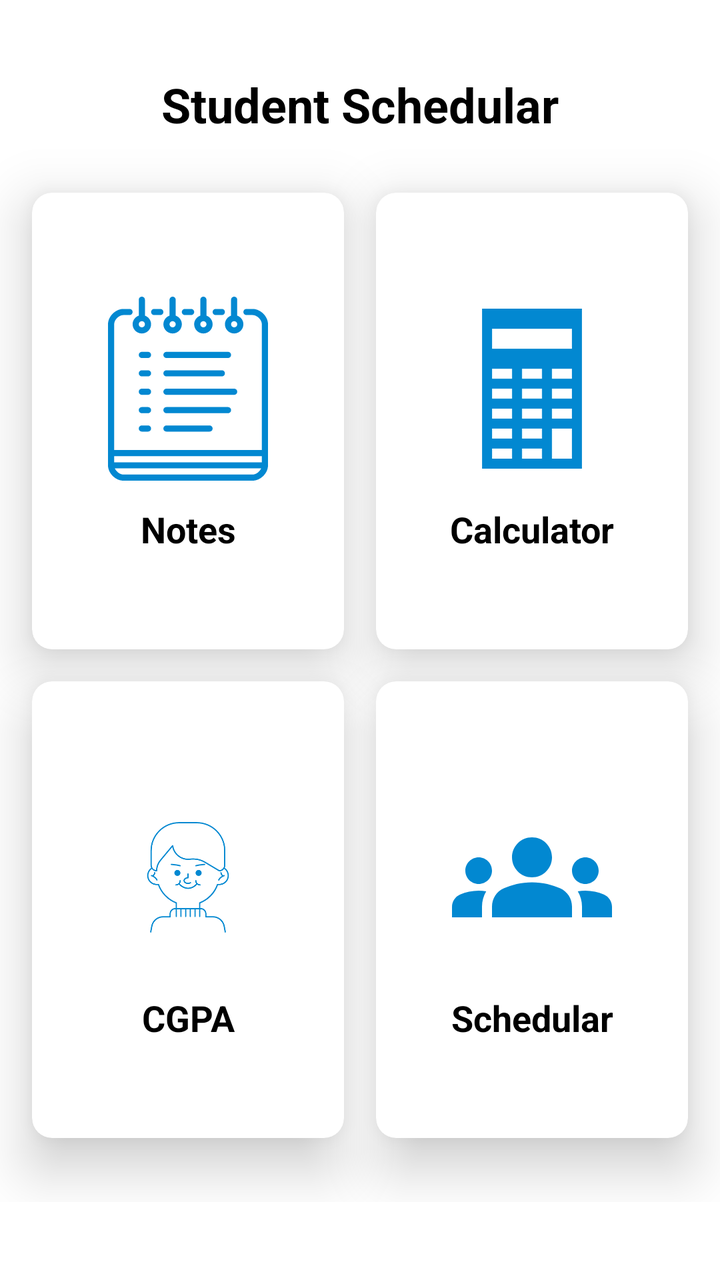
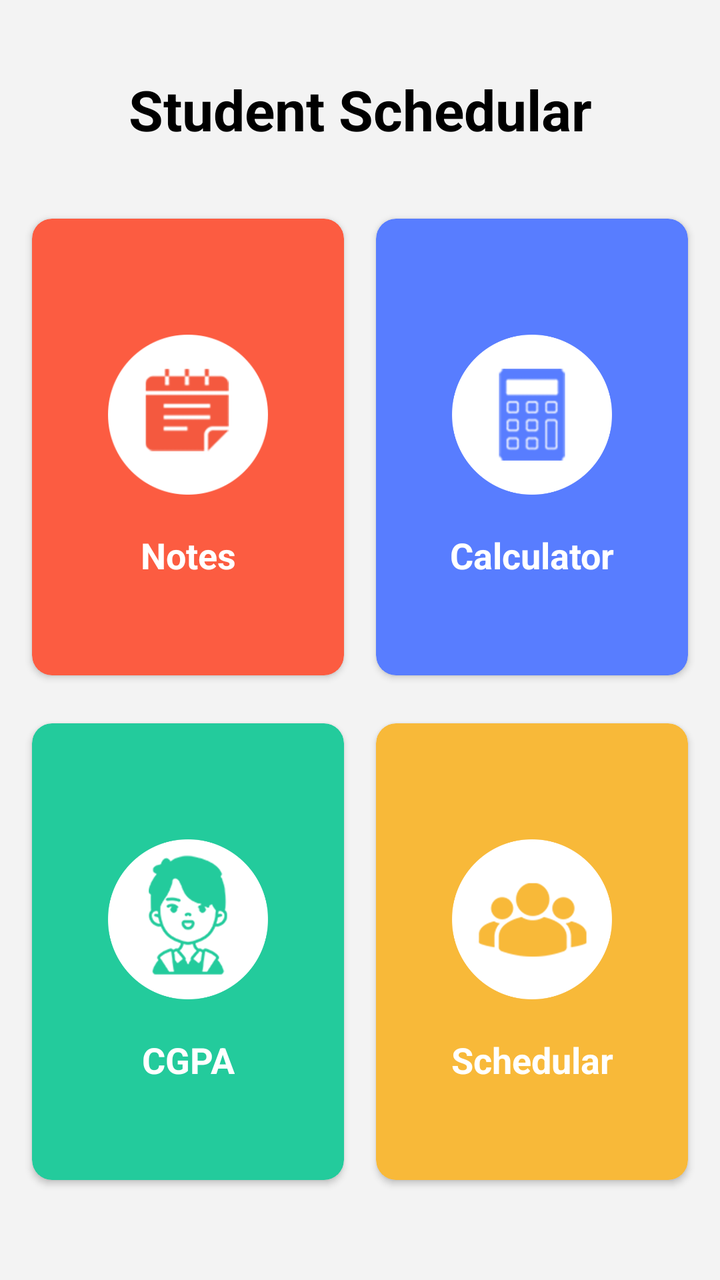

Compare the two renders of this Android layout. The source of the first and the diff that turns it into the second are given below.
<!-- AndroidManifest.xml: application theme Theme.StudyShechdular -->
<!-- res/layout/activity_home.xml -->
<?xml version="1.0" encoding="utf-8"?>
<androidx.core.widget.NestedScrollView
    xmlns:android="http://schemas.android.com/apk/res/android"
    xmlns:app="http://schemas.android.com/apk/res-auto"
    xmlns:tools="http://schemas.android.com/tools"
    android:layout_width="match_parent"
    android:layout_height="match_parent"
    tools:context=".ui.MainActivity">

<androidx.constraintlayout.widget.ConstraintLayout
    android:layout_width="match_parent"
    android:layout_height="match_parent">

    <androidx.cardview.widget.CardView
        android:id="@+id/cvNotes"
        android:layout_width="0dp"
        android:layout_height="wrap_content"
        android:layout_marginStart="16dp"
        android:layout_marginTop="16dp"
        android:layout_marginEnd="8dp"
        app:cardCornerRadius="10dp"
        app:cardElevation="16dp"
        app:layout_constraintBottom_toTopOf="@+id/cvGPA"
        app:layout_constraintEnd_toStartOf="@+id/cvCalculator"
        app:layout_constraintHorizontal_bias="0.5"
        app:layout_constraintStart_toStartOf="parent"
        app:layout_constraintTop_toBottomOf="@+id/tvName"
        app:layout_constraintVertical_bias="0.0">

        <androidx.constraintlayout.widget.ConstraintLayout
            android:layout_width="match_parent"
            android:layout_height="match_parent"
            android:padding="16dp">

            <TextView
                android:id="@+id/tvNotes"
                android:layout_width="wrap_content"
                android:layout_height="wrap_content"
                android:layout_marginTop="8dp"
                android:layout_marginBottom="32dp"
                android:text="Notes"
                android:textAlignment="center"
                android:textColor="@android:color/black"
                android:textSize="18sp"
                android:textStyle="bold"
                app:layout_constraintBottom_toBottomOf="parent"
                app:layout_constraintEnd_toEndOf="@+id/ivNotes"
                app:layout_constraintStart_toStartOf="@+id/ivNotes"
                app:layout_constraintTop_toBottomOf="@+id/ivNotes" />

            <ImageView
                android:id="@+id/ivNotes"
                android:layout_width="80dp"
                android:layout_height="100dp"
                android:layout_marginTop="32dp"
                android:tint="@color/lightBlue"
                app:layout_constraintBottom_toTopOf="@+id/tvNotes"
                app:layout_constraintEnd_toEndOf="parent"
                app:layout_constraintStart_toStartOf="parent"
                app:layout_constraintTop_toTopOf="parent"
                app:srcCompat="@drawable/ic_notes" />
        </androidx.constraintlayout.widget.ConstraintLayout>
    </androidx.cardview.widget.CardView>

    <androidx.cardview.widget.CardView
        android:id="@+id/cvCalculator"
        android:layout_width="0dp"
        android:layout_height="wrap_content"
        android:layout_marginStart="8dp"
        android:layout_marginEnd="16dp"
        app:cardCornerRadius="10dp"
        app:cardElevation="16dp"
        app:layout_constraintBottom_toBottomOf="@+id/cvNotes"
        app:layout_constraintEnd_toEndOf="parent"
        app:layout_constraintHorizontal_bias="0.5"
        app:layout_constraintStart_toEndOf="@+id/cvNotes"
        app:layout_constraintTop_toTopOf="@+id/cvNotes">

        <androidx.constraintlayout.widget.ConstraintLayout
            android:layout_width="match_parent"
            android:layout_height="match_parent"
            android:padding="16dp">

            <TextView
                android:id="@+id/tvCalculator"
                android:layout_width="wrap_content"
                android:layout_height="wrap_content"
                android:layout_marginTop="8dp"
                android:layout_marginBottom="32dp"
                android:text="Calculator"
                android:textAlignment="center"
                android:textColor="@android:color/black"
                android:textSize="18sp"
                android:textStyle="bold"
                app:layout_constraintBottom_toBottomOf="parent"
                app:layout_constraintEnd_toEndOf="@+id/ivClaculator"
                app:layout_constraintStart_toStartOf="@+id/ivClaculator"
                app:layout_constraintTop_toBottomOf="@+id/ivClaculator" />

            <ImageView
                android:id="@+id/ivClaculator"
                android:layout_width="80dp"
                android:layout_height="100dp"
                android:layout_marginTop="32dp"
                android:tint="@color/lightBlue"
                app:layout_constraintBottom_toTopOf="@+id/tvCalculator"
                app:layout_constraintEnd_toEndOf="parent"
                app:layout_constraintStart_toStartOf="parent"
                app:layout_constraintTop_toTopOf="parent"
                app:srcCompat="@drawable/ic_calculator" />
        </androidx.constraintlayout.widget.ConstraintLayout>
    </androidx.cardview.widget.CardView>

    <androidx.cardview.widget.CardView
        android:id="@+id/cvGPA"
        android:layout_width="0dp"
        android:layout_height="wrap_content"
        android:layout_marginStart="16dp"
        android:layout_marginTop="16dp"
        android:layout_marginEnd="8dp"
        android:layout_marginBottom="32dp"
        app:cardCornerRadius="10dp"
        app:cardElevation="16dp"
        app:layout_constraintBottom_toBottomOf="parent"
        app:layout_constraintEnd_toStartOf="@+id/cvSchedule"
        app:layout_constraintHorizontal_bias="0.5"
        app:layout_constraintStart_toStartOf="parent"
        app:layout_constraintTop_toBottomOf="@+id/cvNotes">

        <androidx.constraintlayout.widget.ConstraintLayout
            android:layout_width="match_parent"
            android:layout_height="match_parent"
            android:padding="16dp">

            <ImageView
                android:id="@+id/ivCgpa"
                android:layout_width="80dp"
                android:layout_height="100dp"
                android:layout_marginTop="32dp"
                android:tint="@color/lightBlue"
                app:layout_constraintBottom_toTopOf="@+id/tvCgpa"
                app:layout_constraintEnd_toEndOf="parent"
                app:layout_constraintStart_toStartOf="parent"
                app:layout_constraintTop_toTopOf="parent"
                app:srcCompat="@drawable/ic_boy" />

            <TextView
                android:id="@+id/tvCgpa"
                android:layout_width="wrap_content"
                android:layout_height="wrap_content"
                android:layout_marginTop="8dp"
                android:layout_marginBottom="32dp"
                android:text="CGPA"
                android:textAlignment="center"
                android:textColor="@android:color/black"
                android:textSize="18sp"
                android:textStyle="bold"
                app:layout_constraintBottom_toBottomOf="parent"
                app:layout_constraintEnd_toEndOf="@+id/ivCgpa"
                app:layout_constraintStart_toStartOf="@+id/ivCgpa"
                app:layout_constraintTop_toBottomOf="@+id/ivCgpa" />
        </androidx.constraintlayout.widget.ConstraintLayout>
    </androidx.cardview.widget.CardView>

    <androidx.cardview.widget.CardView
        android:id="@+id/cvSchedule"
        android:layout_width="0dp"
        android:layout_height="wrap_content"
        android:layout_marginStart="8dp"
        android:layout_marginEnd="16dp"
        app:cardCornerRadius="10dp"
        app:cardElevation="16dp"
        app:layout_constraintBottom_toBottomOf="@+id/cvGPA"
        app:layout_constraintEnd_toEndOf="parent"
        app:layout_constraintHorizontal_bias="0.5"
        app:layout_constraintStart_toEndOf="@+id/cvGPA"
        app:layout_constraintTop_toTopOf="@+id/cvGPA">

        <androidx.constraintlayout.widget.ConstraintLayout
            android:layout_width="match_parent"
            android:layout_height="match_parent"
            android:padding="16dp">

            <TextView
                android:id="@+id/tvSchedule"
                android:layout_width="wrap_content"
                android:layout_height="wrap_content"
                android:layout_marginTop="8dp"
                android:layout_marginBottom="32dp"
                android:text="Schedular"
                android:textAlignment="center"
                android:textColor="@android:color/black"
                android:textSize="18sp"
                android:textStyle="bold"
                app:layout_constraintBottom_toBottomOf="parent"
                app:layout_constraintEnd_toEndOf="@+id/ivSchedule"
                app:layout_constraintStart_toStartOf="@+id/ivSchedule"
                app:layout_constraintTop_toBottomOf="@+id/ivSchedule" />

            <ImageView
                android:id="@+id/ivSchedule"
                android:layout_width="80dp"
                android:layout_height="100dp"
                android:layout_marginTop="32dp"
                android:tint="@color/lightBlue"
                app:layout_constraintBottom_toTopOf="@+id/tvSchedule"
                app:layout_constraintEnd_toEndOf="parent"
                app:layout_constraintStart_toStartOf="parent"
                app:layout_constraintTop_toTopOf="parent"
                app:srcCompat="@drawable/ic_groups" />
        </androidx.constraintlayout.widget.ConstraintLayout>
    </androidx.cardview.widget.CardView>

    <TextView
        android:id="@+id/tvName"
        android:layout_width="0dp"
        android:layout_height="wrap_content"
        android:layout_marginStart="16dp"
        android:layout_marginTop="24dp"
        android:padding="12dp"
        android:textSize="24sp"
        android:gravity="center"
        android:textColor="@color/black"
        android:textStyle="bold"
        android:layout_marginEnd="16dp"
        android:text="Student Schedular"
        app:layout_constraintEnd_toEndOf="parent"
        app:layout_constraintStart_toStartOf="parent"
        app:layout_constraintTop_toTopOf="parent" />
</androidx.constraintlayout.widget.ConstraintLayout>

</androidx.core.widget.NestedScrollView>
<!-- resources referenced by this layout -->
<resources>
  <color name="black">#FF000000</color>
  <color name="lightBlue">#0288D1</color>
  <!-- drawable ic_boy: vector/xml drawable (drawable, 4685 chars, omitted) -->
  <!-- drawable ic_calculator (drawable) -->
  <vector xmlns:android="http://schemas.android.com/apk/res/android"
      android:width="60dp"
      android:height="60dp"
      android:viewportWidth="32"
      android:viewportHeight="32">
    <path
        android:fillColor="#FF000000"
        android:pathData="M6,0v32h20V0H6zM11.999,30H8v-2.001h3.999V30zM11.999,26H8v-2h3.999V26zM12,22H7.999v-2H12V22zM12,18H8v-2H12V18zM12,14H7.999v-2H12V14zM17.999,30H14v-2.001h3.999V30zM18,26h-4v-2h4V26zM14,22v-2h3.999v2H14zM18,18h-4v-2h4V18zM18,14h-4V12h4V14zM24,30h-4.001v-6H24V30zM24,22h-4v-2h4V22zM24,18h-4v-2h4V18zM24,14h-4v-2h4V14zM24,8H8V4h16V8z"/>
  </vector>
  <!-- drawable ic_groups (drawable) -->
  <vector xmlns:android="http://schemas.android.com/apk/res/android"
      android:width="24dp"
      android:height="24dp"
      android:viewportWidth="24"
      android:viewportHeight="24"
      android:tint="?attr/colorControlNormal">
    <path
        android:fillColor="@android:color/white"
        android:pathData="M12,12.75c1.63,0 3.07,0.39 4.24,0.9c1.08,0.48 1.76,1.56 1.76,2.73L18,18H6l0,-1.61c0,-1.18 0.68,-2.26 1.76,-2.73C8.93,13.14 10.37,12.75 12,12.75zM4,13c1.1,0 2,-0.9 2,-2c0,-1.1 -0.9,-2 -2,-2s-2,0.9 -2,2C2,12.1 2.9,13 4,13zM5.13,14.1C4.76,14.04 4.39,14 4,14c-0.99,0 -1.93,0.21 -2.78,0.58C0.48,14.9 0,15.62 0,16.43V18l4.5,0v-1.61C4.5,15.56 4.73,14.78 5.13,14.1zM20,13c1.1,0 2,-0.9 2,-2c0,-1.1 -0.9,-2 -2,-2s-2,0.9 -2,2C18,12.1 18.9,13 20,13zM24,16.43c0,-0.81 -0.48,-1.53 -1.22,-1.85C21.93,14.21 20.99,14 20,14c-0.39,0 -0.76,0.04 -1.13,0.1c0.4,0.68 0.63,1.46 0.63,2.29V18l4.5,0V16.43zM12,6c1.66,0 3,1.34 3,3c0,1.66 -1.34,3 -3,3s-3,-1.34 -3,-3C9,7.34 10.34,6 12,6z"/>
  </vector>
  <!-- drawable ic_notes: vector/xml drawable (drawable, 3512 chars, omitted) -->
  <style name="Theme.StudyShechdular" parent="Theme.MaterialComponents.DayNight.NoActionBar">
          
          <item name="colorPrimary">@color/lightBlue</item>
          <item name="colorPrimaryVariant">@color/lightBlue</item>
          <item name="colorOnPrimary">@color/white</item>
          
          <item name="colorSecondary">@color/teal_200</item>
          <item name="colorSecondaryVariant">@color/teal_700</item>
          <item name="colorOnSecondary">@color/black</item>
          
          <item name="android:statusBarColor" tools:targetApi="l">?attr/colorPrimaryVariant</item>
          
      </style>
  <color name="white">#FFFFFFFF</color>
  <color name="teal_200">#FF03DAC5</color>
  <color name="teal_700">#FF018786</color>
</resources>

<!-- the commit's change to res/layout/activity_home.xml (unified diff, before → after) -->
@@ -5,6 +5,7 @@
     xmlns:tools="http://schemas.android.com/tools"
     android:layout_width="match_parent"
     android:layout_height="match_parent"
+    android:background="@color/bg_color"
     tools:context=".ui.MainActivity">
 
 <androidx.constraintlayout.widget.ConstraintLayout
@@ -16,10 +17,10 @@
         android:layout_width="0dp"
         android:layout_height="wrap_content"
         android:layout_marginStart="16dp"
-        android:layout_marginTop="16dp"
+        android:layout_marginTop="24dp"
         android:layout_marginEnd="8dp"
         app:cardCornerRadius="10dp"
-        app:cardElevation="16dp"
+        app:cardBackgroundColor="@color/red_color"
         app:layout_constraintBottom_toTopOf="@+id/cvGPA"
         app:layout_constraintEnd_toStartOf="@+id/cvCalculator"
         app:layout_constraintHorizontal_bias="0.5"
@@ -40,7 +41,7 @@
                 android:layout_marginBottom="32dp"
                 android:text="Notes"
                 android:textAlignment="center"
-                android:textColor="@android:color/black"
+                android:textColor="@android:color/white"
                 android:textSize="18sp"
                 android:textStyle="bold"
                 app:layout_constraintBottom_toBottomOf="parent"
@@ -53,12 +54,11 @@
                 android:layout_width="80dp"
                 android:layout_height="100dp"
                 android:layout_marginTop="32dp"
-                android:tint="@color/lightBlue"
                 app:layout_constraintBottom_toTopOf="@+id/tvNotes"
                 app:layout_constraintEnd_toEndOf="parent"
                 app:layout_constraintStart_toStartOf="parent"
                 app:layout_constraintTop_toTopOf="parent"
-                app:srcCompat="@drawable/ic_notes" />
+                app:srcCompat="@drawable/notes__color" />
         </androidx.constraintlayout.widget.ConstraintLayout>
     </androidx.cardview.widget.CardView>
 
@@ -69,7 +69,8 @@
         android:layout_marginStart="8dp"
         android:layout_marginEnd="16dp"
         app:cardCornerRadius="10dp"
-        app:cardElevation="16dp"
+        app:cardBackgroundColor="@color/lightBlue"
+
         app:layout_constraintBottom_toBottomOf="@+id/cvNotes"
         app:layout_constraintEnd_toEndOf="parent"
         app:layout_constraintHorizontal_bias="0.5"
@@ -89,7 +90,7 @@
                 android:layout_marginBottom="32dp"
                 android:text="Calculator"
                 android:textAlignment="center"
-                android:textColor="@android:color/black"
+                android:textColor="@android:color/white"
                 android:textSize="18sp"
                 android:textStyle="bold"
                 app:layout_constraintBottom_toBottomOf="parent"
@@ -102,12 +103,11 @@
                 android:layout_width="80dp"
                 android:layout_height="100dp"
                 android:layout_marginTop="32dp"
-                android:tint="@color/lightBlue"
                 app:layout_constraintBottom_toTopOf="@+id/tvCalculator"
                 app:layout_constraintEnd_toEndOf="parent"
                 app:layout_constraintStart_toStartOf="parent"
                 app:layout_constraintTop_toTopOf="parent"
-                app:srcCompat="@drawable/ic_calculator" />
+                app:srcCompat="@drawable/_calculator_color" />
         </androidx.constraintlayout.widget.ConstraintLayout>
     </androidx.cardview.widget.CardView>
 
@@ -116,11 +116,12 @@
         android:layout_width="0dp"
         android:layout_height="wrap_content"
         android:layout_marginStart="16dp"
-        android:layout_marginTop="16dp"
+        android:layout_marginTop="24dp"
         android:layout_marginEnd="8dp"
         android:layout_marginBottom="32dp"
         app:cardCornerRadius="10dp"
-        app:cardElevation="16dp"
+        app:cardBackgroundColor="@color/green_color"
+
         app:layout_constraintBottom_toBottomOf="parent"
         app:layout_constraintEnd_toStartOf="@+id/cvSchedule"
         app:layout_constraintHorizontal_bias="0.5"
@@ -137,12 +138,11 @@
                 android:layout_width="80dp"
                 android:layout_height="100dp"
                 android:layout_marginTop="32dp"
-                android:tint="@color/lightBlue"
                 app:layout_constraintBottom_toTopOf="@+id/tvCgpa"
                 app:layout_constraintEnd_toEndOf="parent"
                 app:layout_constraintStart_toStartOf="parent"
                 app:layout_constraintTop_toTopOf="parent"
-                app:srcCompat="@drawable/ic_boy" />
+                app:srcCompat="@drawable/cgpa_boy__icone" />
 
             <TextView
                 android:id="@+id/tvCgpa"
@@ -152,7 +152,7 @@
                 android:layout_marginBottom="32dp"
                 android:text="CGPA"
                 android:textAlignment="center"
-                android:textColor="@android:color/black"
+                android:textColor="@android:color/white"
                 android:textSize="18sp"
                 android:textStyle="bold"
                 app:layout_constraintBottom_toBottomOf="parent"
@@ -169,7 +169,8 @@
         android:layout_marginStart="8dp"
         android:layout_marginEnd="16dp"
         app:cardCornerRadius="10dp"
-        app:cardElevation="16dp"
+        app:cardBackgroundColor="@color/yellow_color"
+
         app:layout_constraintBottom_toBottomOf="@+id/cvGPA"
         app:layout_constraintEnd_toEndOf="parent"
         app:layout_constraintHorizontal_bias="0.5"
@@ -189,7 +190,7 @@
                 android:layout_marginBottom="32dp"
                 android:text="Schedular"
                 android:textAlignment="center"
-                android:textColor="@android:color/black"
+                android:textColor="@android:color/white"
                 android:textSize="18sp"
                 android:textStyle="bold"
                 app:layout_constraintBottom_toBottomOf="parent"
@@ -202,12 +203,11 @@
                 android:layout_width="80dp"
                 android:layout_height="100dp"
                 android:layout_marginTop="32dp"
-                android:tint="@color/lightBlue"
                 app:layout_constraintBottom_toTopOf="@+id/tvSchedule"
                 app:layout_constraintEnd_toEndOf="parent"
                 app:layout_constraintStart_toStartOf="parent"
                 app:layout_constraintTop_toTopOf="parent"
-                app:srcCompat="@drawable/ic_groups" />
+                app:srcCompat="@drawable/schedular_icone" />
         </androidx.constraintlayout.widget.ConstraintLayout>
     </androidx.cardview.widget.CardView>
 
@@ -218,7 +218,7 @@
         android:layout_marginStart="16dp"
         android:layout_marginTop="24dp"
         android:padding="12dp"
-        android:textSize="24sp"
+        android:textSize="28sp"
         android:gravity="center"
         android:textColor="@color/black"
         android:textStyle="bold"
<!-- resource entries referenced after the edit -->
@@ -1,30 +1,15 @@
 <!-- resources referenced by this layout -->
 <resources>
+  <color name="bg_color">#f3f3f3</color>
   <color name="black">#FF000000</color>
-  <color name="lightBlue">#0288D1</color>
-  <!-- drawable ic_boy: vector/xml drawable (drawable, 4685 chars, omitted) -->
-  <!-- drawable ic_calculator (drawable) -->
-  <vector xmlns:android="http://schemas.android.com/apk/res/android"
-      android:width="60dp"
-      android:height="60dp"
-      android:viewportWidth="32"
-      android:viewportHeight="32">
-    <path
-        android:fillColor="#FF000000"
-        android:pathData="M6,0v32h20V0H6zM11.999,30H8v-2.001h3.999V30zM11.999,26H8v-2h3.999V26zM12,22H7.999v-2H12V22zM12,18H8v-2H12V18zM12,14H7.999v-2H12V14zM17.999,30H14v-2.001h3.999V30zM18,26h-4v-2h4V26zM14,22v-2h3.999v2H14zM18,18h-4v-2h4V18zM18,14h-4V12h4V14zM24,30h-4.001v-6H24V30zM24,22h-4v-2h4V22zM24,18h-4v-2h4V18zM24,14h-4v-2h4V14zM24,8H8V4h16V8z"/>
-  </vector>
-  <!-- drawable ic_groups (drawable) -->
-  <vector xmlns:android="http://schemas.android.com/apk/res/android"
-      android:width="24dp"
-      android:height="24dp"
-      android:viewportWidth="24"
-      android:viewportHeight="24"
-      android:tint="?attr/colorControlNormal">
-    <path
-        android:fillColor="@android:color/white"
-        android:pathData="M12,12.75c1.63,0 3.07,0.39 4.24,0.9c1.08,0.48 1.76,1.56 1.76,2.73L18,18H6l0,-1.61c0,-1.18 0.68,-2.26 1.76,-2.73C8.93,13.14 10.37,12.75 12,12.75zM4,13c1.1,0 2,-0.9 2,-2c0,-1.1 -0.9,-2 -2,-2s-2,0.9 -2,2C2,12.1 2.9,13 4,13zM5.13,14.1C4.76,14.04 4.39,14 4,14c-0.99,0 -1.93,0.21 -2.78,0.58C0.48,14.9 0,15.62 0,16.43V18l4.5,0v-1.61C4.5,15.56 4.73,14.78 5.13,14.1zM20,13c1.1,0 2,-0.9 2,-2c0,-1.1 -0.9,-2 -2,-2s-2,0.9 -2,2C18,12.1 18.9,13 20,13zM24,16.43c0,-0.81 -0.48,-1.53 -1.22,-1.85C21.93,14.21 20.99,14 20,14c-0.39,0 -0.76,0.04 -1.13,0.1c0.4,0.68 0.63,1.46 0.63,2.29V18l4.5,0V16.43zM12,6c1.66,0 3,1.34 3,3c0,1.66 -1.34,3 -3,3s-3,-1.34 -3,-3C9,7.34 10.34,6 12,6z"/>
-  </vector>
-  <!-- drawable ic_notes: vector/xml drawable (drawable, 3512 chars, omitted) -->
+  <color name="green_color">#23cb9c</color>
+  <color name="lightBlue">#587dff</color>
+  <color name="red_color">#fc5c41</color>
+  <color name="yellow_color">#f8b939</color>
+  <!-- drawable _calculator_color: png bitmap (drawable-hdpi, 9683 bytes) -->
+  <!-- drawable cgpa_boy__icone: png bitmap (drawable-hdpi, 15992 bytes) -->
+  <!-- drawable notes__color: png bitmap (drawable-hdpi, 8169 bytes) -->
+  <!-- drawable schedular_icone: png bitmap (drawable-hdpi, 9964 bytes) -->
   <style name="Theme.StudyShechdular" parent="Theme.MaterialComponents.DayNight.NoActionBar">
           
           <item name="colorPrimary">@color/lightBlue</item>
@@ -33,13 +18,13 @@
           
           <item name="colorSecondary">@color/teal_200</item>
           <item name="colorSecondaryVariant">@color/teal_700</item>
-          <item name="colorOnSecondary">@color/black</item>
+          <item name="colorOnSecondary">@color/white</item>
           
           <item name="android:statusBarColor" tools:targetApi="l">?attr/colorPrimaryVariant</item>
           
       </style>
   <color name="white">#FFFFFFFF</color>
-  <color name="teal_200">#FF03DAC5</color>
+  <color name="teal_200">#f68b53</color>
   <color name="teal_700">#FF018786</color>
 </resources>
 
